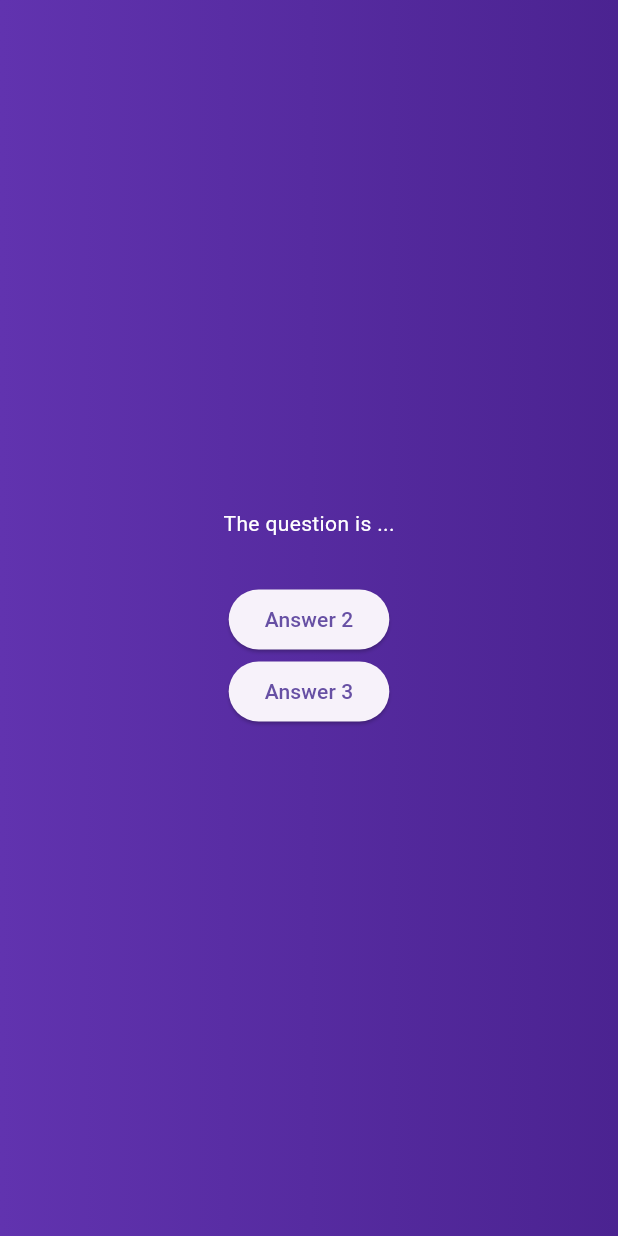
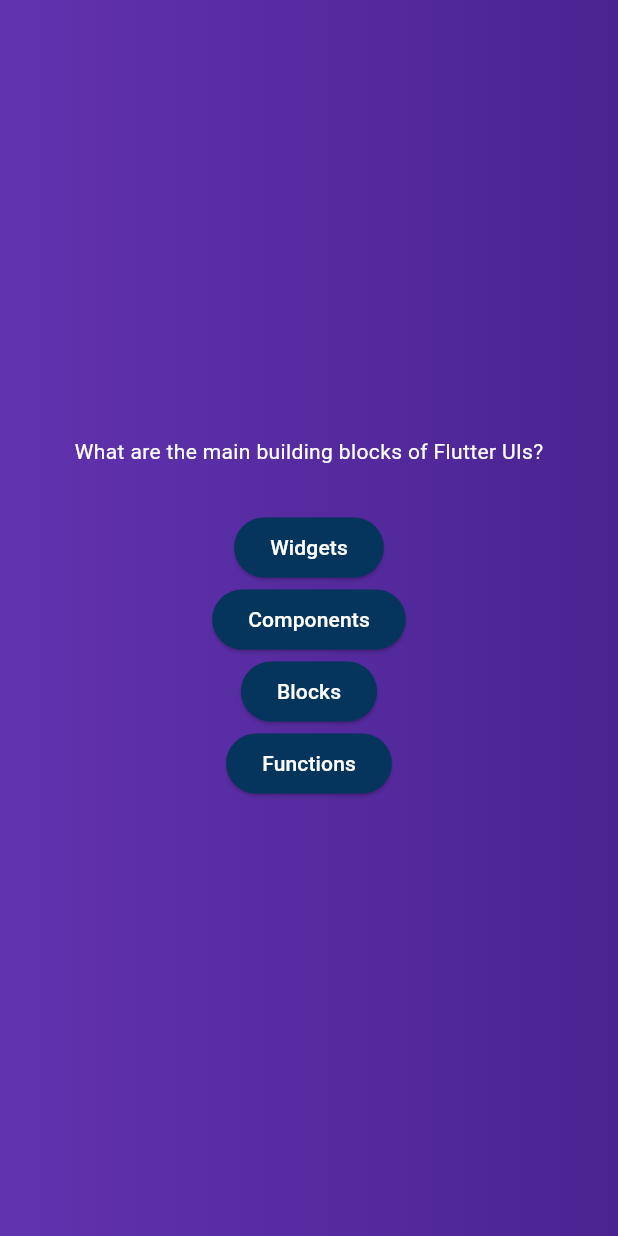
Before and after one commit to sailybay/quizapp, a Flutter app: the screen it shows after launch, after a tap on "Start Quiz", on a phone screen of 412 x 824 dp. Run offline on Flutter 3.47's test engine with Material 3 defaults, Android fonts, the phone set to English and light mode, and no system bars.

Commit message:
Second_commit

```diff
--- a/lib/data/questions.dart
+++ b/lib/data/questions.dart
@@ -1,5 +1,4 @@
-
-import '../models/quiz_questions.dart';
+import 'package:quizapp/models/quiz_questions.dart';
 
 const questions = [
   QuizQuestions(
--- a/lib/models/answer_button.dart
+++ b/lib/models/answer_button.dart
@@ -1,16 +1,23 @@
 import 'package:flutter/material.dart';
-import 'package:quizapp/questions_screen.dart';
 
 class AnswerButton extends StatelessWidget {
-  const AnswerButton ({super.key});
+  const AnswerButton({super.key,required this.answerText,required this.onTap});
+
+  final String answerText;
+  final void Function () onTap;
+
   @override
   Widget build(BuildContext context) {
     return ElevatedButton(
-            onPressed: () {},
-            style: ElevatedButton.styleFrom(),
-            child: Text(
-              'Answer 1',
-              ),
-              );
+      onPressed: onTap,
+      style: ElevatedButton.styleFrom(
+        backgroundColor: const Color.fromARGB(255, 5, 53, 93),
+        foregroundColor: Colors.white,
+        shape: RoundedRectangleBorder(
+          borderRadius: BorderRadius.circular(30),
+        ),
+      ),
+      child: Text(answerText),
+    );
   }
 }
--- a/lib/questions_screen.dart
+++ b/lib/questions_screen.dart
@@ -1,4 +1,6 @@
 import 'package:flutter/material.dart';
+import 'package:quizapp/models/answer_button.dart';
+import 'package:quizapp/data/questions.dart';
 
 class QuestionsScreen extends StatefulWidget {
   const QuestionsScreen({super.key});
@@ -12,29 +14,35 @@ class QuestionsScreen extends StatefulWidget {
 class _QuestionsScreenState extends State<QuestionsScreen> {
   @override
   Widget build(context) {
+    final currentQuestion = questions [0];
+
     return SizedBox(
       width: double.infinity,
       child: Column(
         mainAxisAlignment: MainAxisAlignment.center,
         children: [
-          const Text('The question is ...',
+           Text(
+            currentQuestion.text,
             style: TextStyle(
               color: Colors.white
               ),
           ),
           const SizedBox(height: 30),
-
-               ElevatedButton(
-            onPressed: () {},
-            child: Text(
-              'Answer 2'
+          AnswerButton(
+            answerText: currentQuestion.answers[0],
+             onTap: () {}
             ),
+          AnswerButton(
+            answerText: currentQuestion.answers[1],
+            onTap: () {}
             ),
-               ElevatedButton(
-            onPressed: () {},
-            child: Text(
-              'Answer 3'
-              ,)
+            AnswerButton(
+            answerText: currentQuestion.answers[2],
+            onTap: () {}
+            ),
+             AnswerButton(
+            answerText: currentQuestion.answers[3],
+            onTap: () {}
             ),
 
         ],
```
Also changed, not shown: lib/quiz.dart (line endings or trailing spaces). Lines whose indentation alone changed are shown as unchanged.
